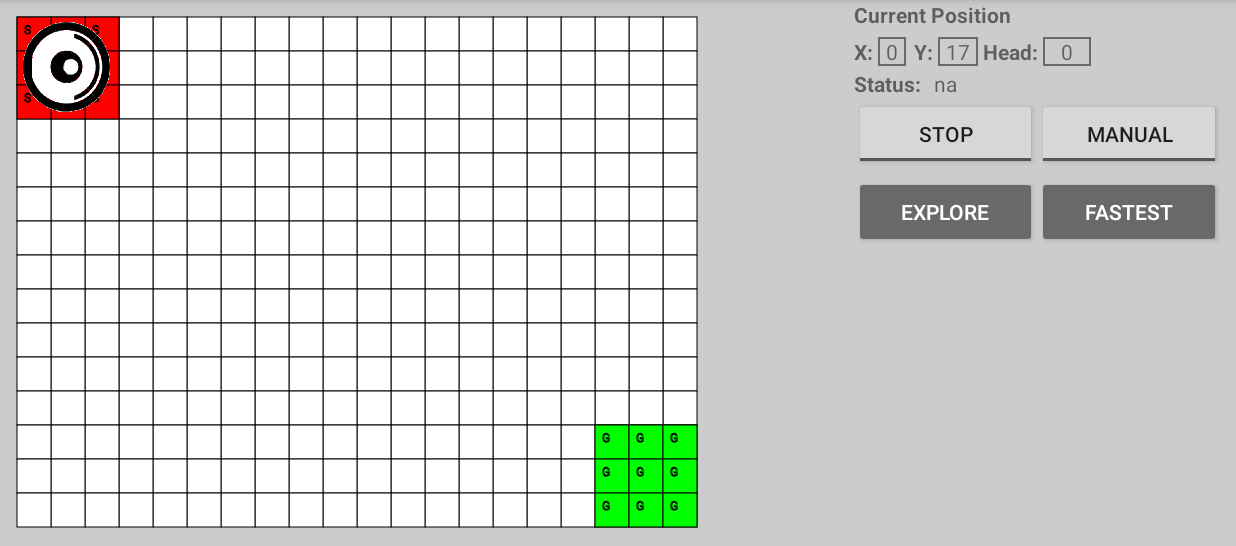
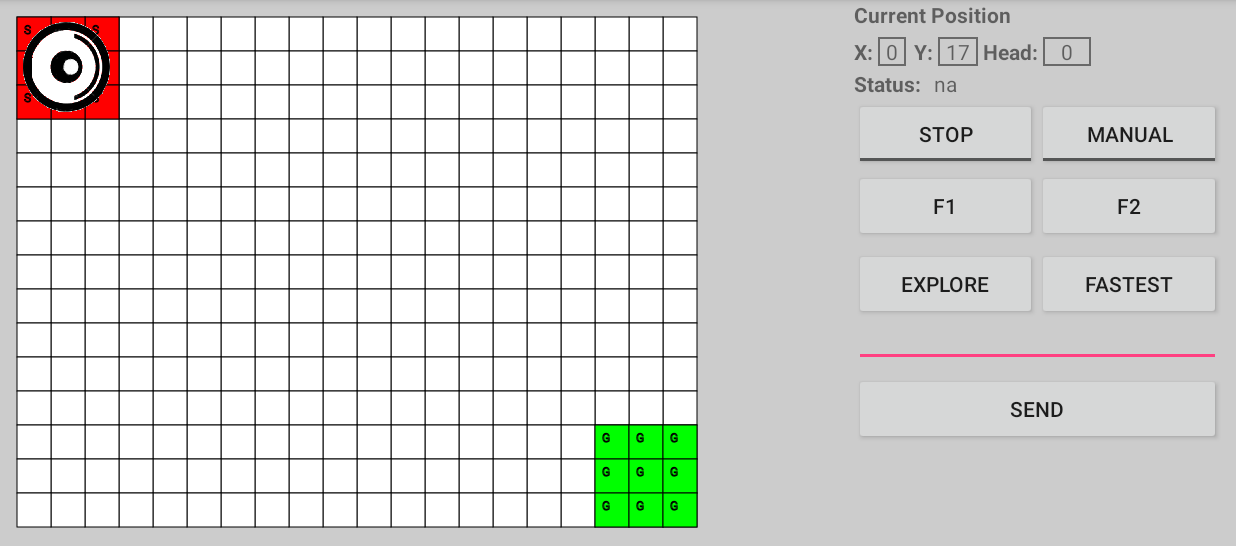
Before and after one commit to artyte/MDP-G6-2017, an Android app: the screen it shows after launch (MainActivity), on a phone screen of 824 x 412 dp (held sideways), the part 72-618 px from its top. Run offline under Robolectric (Android 15) with nearby library versions, the phone set to English and light mode, and no system bars; 1 statement that could not run was skipped.

Commit message:
Reupdated with xml

```diff
--- a/tmp/MDP/app/src/main/java/sg/edu/ntu/mdp/common/Protocol.java
+++ b/tmp/MDP/app/src/main/java/sg/edu/ntu/mdp/common/Protocol.java
@@ -41,6 +41,4 @@ public interface Protocol {
     public static final String START_FASTEST = "fastest";
     public static final String CALIBRATE = "C";
     public static final String CALIBRATE_PATTERN = ":1:[0-9]:1:[0-9]:[0-9][|]";
-
-
 }
--- a/tmp/MDP/app/src/main/res/layout-land/activity_main.xml
+++ b/tmp/MDP/app/src/main/res/layout-land/activity_main.xml
@@ -13,6 +13,7 @@
         android:elevation="4dp"
         android:theme="@style/ThemeOverlay.AppCompat.ActionBar"
         app:popupTheme="@style/ThemeOverlay.AppCompat.Light"/>
+
     <LinearLayout
         android:background="@color/bgColor"
         android:orientation="horizontal"
@@ -26,6 +27,7 @@
             android:layout_margin="0dp"
             android:padding="0dp"
             android:layout_height="match_parent" />
+
         <LinearLayout
             android:layout_width="0dp"
             android:layout_height="match_parent"
@@ -36,29 +38,30 @@
 
             <LinearLayout
                 android:layout_width="match_parent"
-                android:layout_height="0dp"
-                android:layout_weight="5"
-                android:orientation="vertical"
-                >
+                android:layout_height="wrap_content"
+                android:orientation="vertical">
+
                 <TextView
                     android:textStyle="bold"
                     android:id="@+id/textViewCurrentPos"
                     android:layout_width="wrap_content"
                     android:layout_height="wrap_content"
                     android:text="Current Position"/>
+
                 <LinearLayout
                     android:layout_width="match_parent"
                     android:layout_height="wrap_content"
                     android:layout_marginTop="5dp"
                     android:orientation="horizontal">
+
                     <TextView
                         android:id="@+id/textView1"
                         android:textStyle="bold"
                         android:layout_width="wrap_content"
                         android:layout_height="wrap_content"
                         android:minEms="1"
-                        android:text="X:"
-                        />
+                        android:text="X:" />
+
                     <TextView
                         android:layout_width="wrap_content"
                         android:minEms="1"
@@ -68,8 +71,7 @@
                         android:background="@drawable/border"
                         android:paddingLeft="5dp"
                         android:paddingRight="5dp"
-                        android:text="20"
-                        />
+                        android:text="20" />
 
                     <TextView
                         android:id="@+id/textView2"
@@ -78,8 +80,7 @@
                         android:minEms="1"
                         android:textStyle="bold"
                         android:layout_marginLeft="5dp"
-                        android:text="Y: "
-                        />
+                        android:text="Y: " />
 
                     <TextView
                         android:layout_width="wrap_content"
@@ -91,6 +92,7 @@
                         android:gravity="center"
                         android:background="@drawable/border"
                         android:text="20"/>
+
                     <TextView
                         android:layout_marginLeft="3dp"
                         android:id="@+id/textView3"
@@ -98,8 +100,7 @@
                         android:layout_height="wrap_content"
                         android:minEms="1"
                         android:textStyle="bold"
-                        android:text="Head: "
-                        />
+                        android:text="Head: " />
 
                     <TextView
                         android:layout_width="wrap_content"
@@ -111,36 +112,35 @@
                         android:gravity="center"
                         android:background="@drawable/border"
                         android:text="180"/>
-
-
                 </LinearLayout>
-
 
                 <LinearLayout
                     android:layout_marginTop="2dp"
                     android:layout_width="wrap_content"
                     android:layout_height="wrap_content"
                     android:orientation="horizontal">
+
                     <TextView
                         android:id="@+id/textView4"
                         android:layout_width="wrap_content"
                         android:layout_height="wrap_content"
                         android:minEms="1"
                         android:textStyle="bold"
-                        android:text="Status: "
-                        />
+                        android:text="Status: " />
+
                     <TextView
                         android:paddingLeft="5dp"
                         android:id="@+id/textViewStatus"
                         android:layout_width="wrap_content"
                         android:layout_height="wrap_content"
                         android:text="exploring"/>
+                </LinearLayout>
 
-                </LinearLayout>
                 <LinearLayout
                     android:layout_width="match_parent"
                     android:weightSum="2"
                     android:layout_height="wrap_content">
+
                     <ToggleButton
                         android:id="@+id/tgbStartStop"
                         android:padding="0dp"
@@ -149,8 +149,8 @@
                         android:textOn="Start"
                         android:layout_width="0dp"
                         android:layout_height="wrap_content"
-                        android:text="Start"
-                        />
+                        android:text="Start" />
+
                     <ToggleButton
                         android:id="@+id/tgbAutoManual"
                         android:padding="0dp"
@@ -160,11 +160,12 @@
                         android:textOff="Manual"
                         android:textOn="Auto"/>
                 </LinearLayout>
+
                 <LinearLayout
-                    android:visibility="gone"
                     android:layout_width="match_parent"
                     android:weightSum="2"
                     android:layout_height="wrap_content">
+
                     <Button
                         android:id="@+id/btnF1"
                         android:onClick="btnF1"
@@ -173,6 +174,7 @@
                         android:layout_width="0dp"
                         android:layout_height="wrap_content"
                         android:text="F1"/>
+
                     <Button
                         android:padding="0dp"
                         android:id="@+id/btnF2"
@@ -188,6 +190,7 @@
                     android:layout_width="match_parent"
                     android:weightSum="2"
                     android:layout_height="wrap_content">
+
                     <Button
                         android:id="@+id/btnExplore"
                         android:onClick="btnExplore"
@@ -195,29 +198,53 @@
                         android:layout_weight="1"
                         android:layout_width="0dp"
                         android:layout_height="wrap_content"
-                        android:theme="@style/AppTheme.Button"
                         android:text="Explore"/>
+
                     <Button
                         android:padding="0dp"
                         android:id="@+id/btnFastest"
                         android:onClick="btnFastest"
                         android:layout_weight="1"
-                        android:theme="@style/AppTheme.Button"
                         android:layout_width="0dp"
                         android:layout_height="wrap_content"
                         android:text="Fastest"/>
                 </LinearLayout>
 
+                <LinearLayout
+                    android:layout_marginTop="4dp"
+                    android:layout_width="match_parent"
+                    android:layout_height="wrap_content">
 
+                    <EditText
+                        android:id="@+id/txtString"
+                        android:padding="0dp"
+                        android:layout_weight="1"
+                        android:layout_width="wrap_content"
+                        android:layout_height="wrap_content"
+                        android:maxLines="1"
+                        android:singleLine="true" />
+                </LinearLayout>
+
+                <LinearLayout
+                    android:layout_marginTop="4dp"
+                    android:layout_width="match_parent"
+                    android:layout_height="wrap_content">
+
+                    <Button
+                        android:padding="0dp"
+                        android:id="@+id/btnSend"
+                        android:onClick="btnSend"
+                        android:layout_weight="1"
+                        android:layout_width="0dp"
+                        android:layout_height="wrap_content"
+                        android:text="Send"/>
+                </LinearLayout>
             </LinearLayout>
 
             <RelativeLayout
                 android:layout_width="match_parent"
                 android:layout_height="0dp"
-                android:layout_weight="5"
-                >
-
-
+                android:layout_weight="5">
 
                 <!-- not used
                 <ImageButton
@@ -263,11 +290,11 @@
                      android:id="@+id/textViewMDFString"
 
                     android:textIsSelectable="true"
-                     android:text=""/>
+                     android:text=""
+                    android:layout_alignParentTop="true"
+                    android:layout_alignParentStart="true" />
+
             </RelativeLayout>
         </LinearLayout>
-
-
-
     </LinearLayout>
 </LinearLayout>
--- a/tmp/MDP/app/src/main/res/xml/pref_general.xml
+++ b/tmp/MDP/app/src/main/res/xml/pref_general.xml
@@ -3,18 +3,17 @@
     <PreferenceCategory
         android:title="Persistent Values"
         android:key="persistentButtons">
+
         <EditTextPreference android:title="Set Persistence F1 Value"
             android:key="pref_f1"
             android:summary="Please enter a value for F1"
             android:defaultValue="W">
         </EditTextPreference>
+
         <EditTextPreference android:title="Set Persistence F2 Value"
             android:key="pref_f2"
             android:summary="Please enter a value for F2"
             android:defaultValue="A">
         </EditTextPreference>
     </PreferenceCategory>
-
-
-
 </PreferenceScreen>
```
